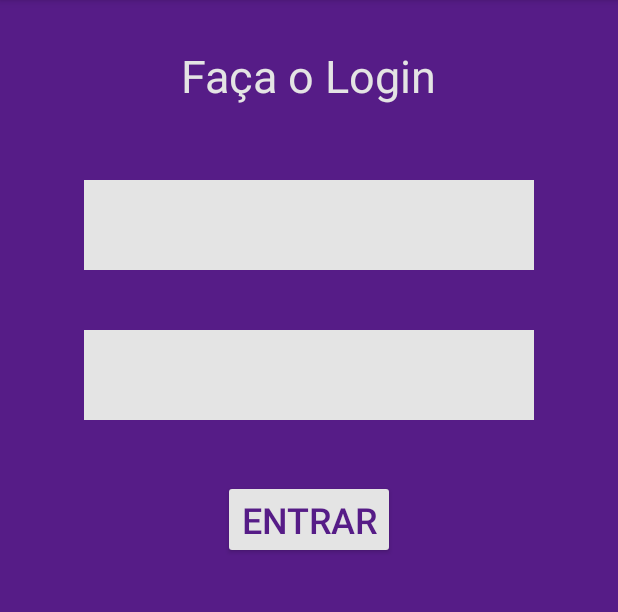
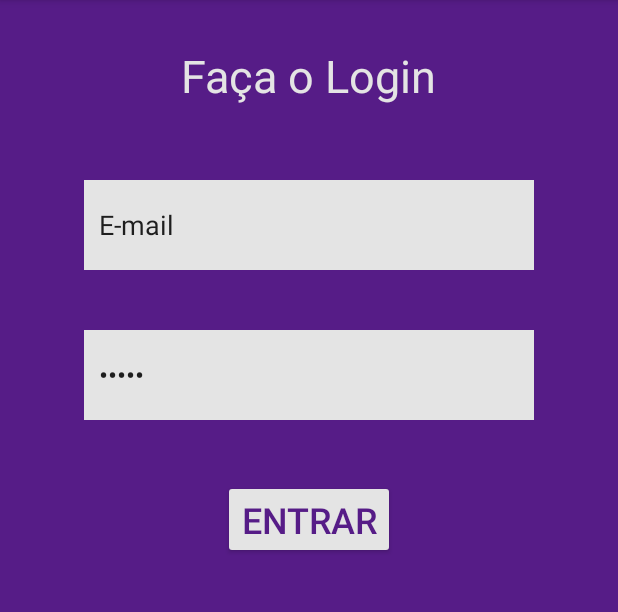
Before and after one commit to filipeferreiro/AnimeApp, an Android app: the screen it shows after launch (MainActivity), in the side drawer, after a tap on "Conta", on a phone screen of 412 x 824 dp, the part 84-696 px from its top. Run offline under Robolectric (Android 15) with nearby library versions, the phone set to English and light mode, and no system bars.

```diff
--- a/app/src/main/AndroidManifest.xml
+++ b/app/src/main/AndroidManifest.xml
@@ -9,7 +9,8 @@
         android:roundIcon="@mipmap/ic_launcher_round"
         android:supportsRtl="true"
         android:theme="@style/Theme.AnimeApp">
-        <activity android:name=".MainActivity"
+        <activity
+            android:name=".MainActivity"
             android:theme="@style/AppTheme.NoActionBar">
             <intent-filter>
                 <action android:name="android.intent.action.MAIN" />
--- a/app/src/main/res/layout/activity_main.xml
+++ b/app/src/main/res/layout/activity_main.xml
@@ -35,7 +35,8 @@
             <LinearLayout
                 android:layout_width="match_parent"
                 android:layout_height="match_parent"
-                android:orientation="vertical">
+                android:orientation="vertical"
+                tools:ignore="UselessParent">
                 <ImageView
                     android:layout_width="350dp"
                     android:layout_height="210dp"
--- a/app/src/main/res/layout/fragment_conta.xml
+++ b/app/src/main/res/layout/fragment_conta.xml
@@ -13,7 +13,7 @@
         android:layout_centerHorizontal="true"
         android:layout_marginTop="30dp"/>
     <EditText
-        android:id="@+id/editTextTextEmailAddress"
+        android:id="@+id/email"
         android:layout_width="300dp"
         android:layout_height="60dp"
         android:ems="10"
@@ -21,10 +21,11 @@
         android:layout_centerHorizontal="true"
         android:layout_marginTop="120dp"
         android:padding="10dp"
-        android:background="#e4e4e4" />
+        android:background="#e4e4e4"
+        android:text="@string/e_mail"/>
 
     <EditText
-        android:id="@+id/editTextTextPassword"
+        android:id="@+id/senha"
         android:layout_width="300dp"
         android:layout_height="60dp"
         android:ems="10"
@@ -32,13 +33,15 @@
         android:layout_centerHorizontal="true"
         android:layout_marginTop="220dp"
         android:padding="10dp"
-        android:background="#e4e4e4"/>
+        android:background="#e4e4e4"
+        android:text="@string/senha"/>
 
     <Button
         android:layout_width="wrap_content"
         android:layout_height="wrap_content"
         android:backgroundTint="#e4e4e4"
-        android:text="Entrar"
+        android:id="@+id/botao_enviar"
+        android:text="@string/entrar"
         android:textColor="#561C87"
         android:textSize="24sp"
         android:layout_centerHorizontal="true"
@@ -47,7 +50,8 @@
     <TextView
         android:layout_width="wrap_content"
         android:layout_height="wrap_content"
-        android:text="Registre-se"
+        android:text="@string/registre_se"
+        android:id="@+id/registre"
         android:textSize="24sp"
         android:textStyle="italic"
         android:textColor="#e4e4e4"
--- a/app/src/main/res/values/strings.xml
+++ b/app/src/main/res/values/strings.xml
@@ -17,4 +17,9 @@
     <string name="imagem">Imagem</string>
     <string name="fa_a_o_login">Faça o Login</string>
     <string name="ltimas_noticias_sobre_the_promised_neverland">Últimas noticias sobre The Promised Neverland</string>
+    <string name="entrar">Entrar</string>
+    <string name="registre_se">Registre-se</string>
+    <string name="senha">Senha</string>
+    <string name="e_mail">E-mail</string>
+    <string name="foto_do_usu_rio">foto do usuário</string>
 </resources>
```
Also changed, not shown: app/src/main/java/com/example/animeapp/MainActivity.java (+7 -0 lines), app/src/main/res/drawable/imagem_usuario.jpg (added).
